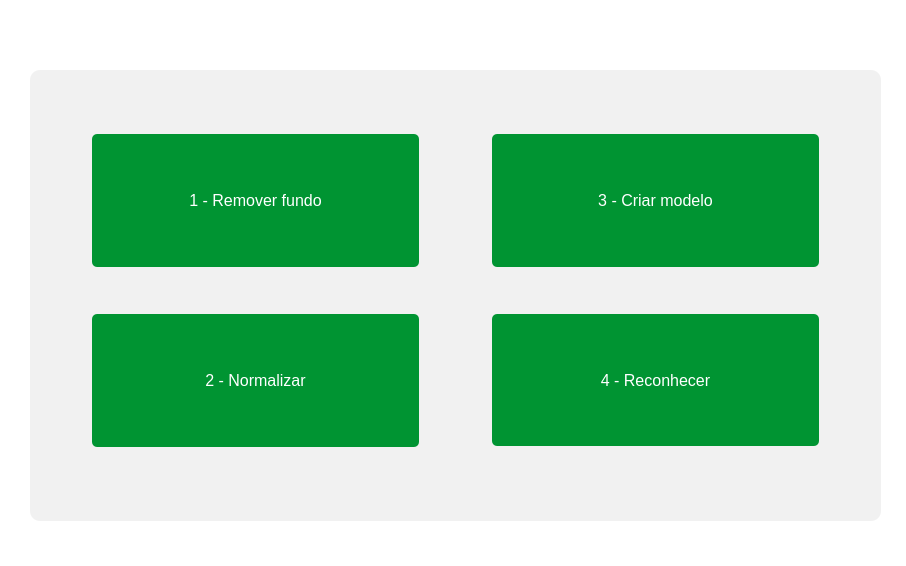
Before: the Qt Designer form tela_login/segunda_tela.ui in auriceliof/unifametro-map-MonsterProject, drawn with Qt 5.
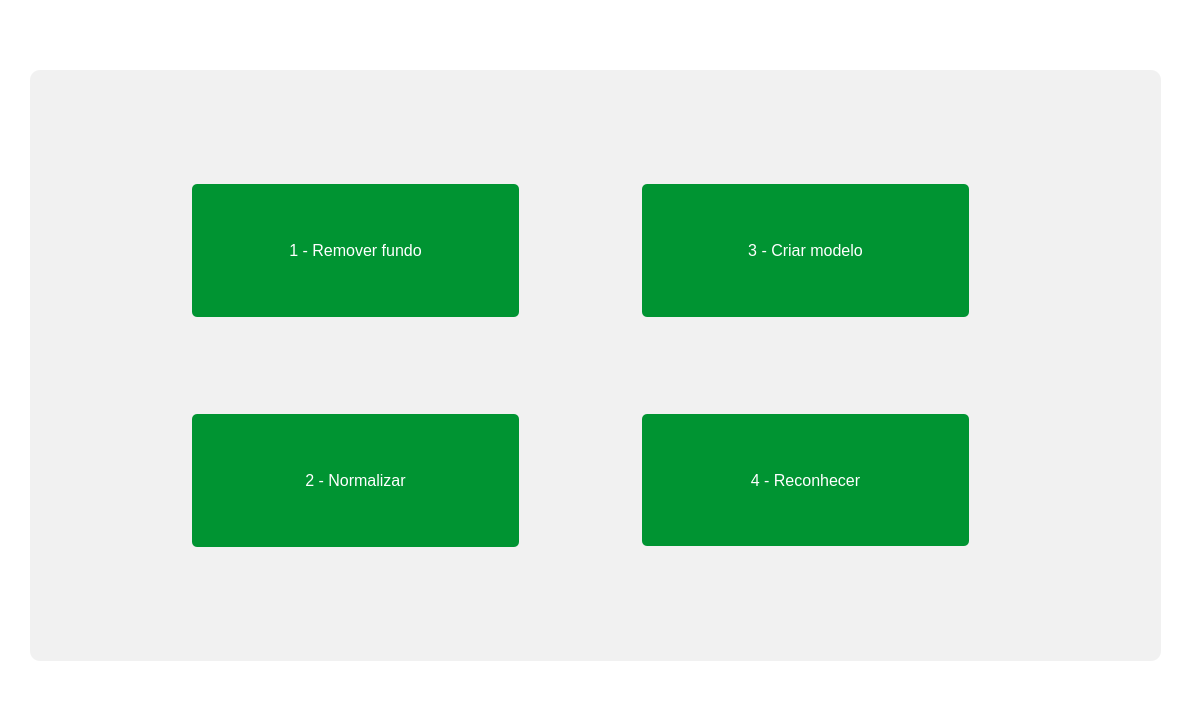
After: the same form once the commit is applied. Icons and pictures are not drawn.

The edit to the form file:
```diff
--- a/tela_login/segunda_tela.ui
+++ b/tela_login/segunda_tela.ui
@@ -6,8 +6,8 @@
    <rect>
     <x>0</x>
     <y>0</y>
-    <width>906</width>
-    <height>566</height>
+    <width>1189</width>
+    <height>706</height>
    </rect>
   </property>
   <property name="font">
@@ -54,9 +54,9 @@
    <widget class="QLabel" name="label_5">
     <property name="geometry">
      <rect>
-      <x>0</x>
-      <y>0</y>
-      <width>191</width>
+      <x>30</x>
+      <y>10</y>
+      <width>230</width>
       <height>41</height>
      </rect>
     </property>
@@ -75,8 +75,8 @@
      <rect>
       <x>30</x>
       <y>70</y>
-      <width>851</width>
-      <height>451</height>
+      <width>1131</width>
+      <height>591</height>
      </rect>
     </property>
     <property name="font">
@@ -103,8 +103,8 @@
    <widget class="QPushButton" name="pushButton">
     <property name="geometry">
      <rect>
-      <x>90</x>
-      <y>130</y>
+      <x>190</x>
+      <y>180</y>
       <width>331</width>
       <height>141</height>
      </rect>
@@ -157,8 +157,8 @@
    <widget class="QPushButton" name="pushButton_2">
     <property name="geometry">
      <rect>
-      <x>90</x>
-      <y>310</y>
+      <x>190</x>
+      <y>410</y>
       <width>331</width>
       <height>141</height>
      </rect>
@@ -211,8 +211,8 @@
    <widget class="QPushButton" name="pushButton_3">
     <property name="geometry">
      <rect>
-      <x>490</x>
-      <y>130</y>
+      <x>640</x>
+      <y>180</y>
       <width>331</width>
       <height>141</height>
      </rect>
@@ -265,8 +265,8 @@
    <widget class="QPushButton" name="pushButton_4">
     <property name="geometry">
      <rect>
-      <x>490</x>
-      <y>310</y>
+      <x>640</x>
+      <y>410</y>
       <width>331</width>
       <height>140</height>
      </rect>
```
Left out of the diff: 8 changed lines with no effect on the pictures.
